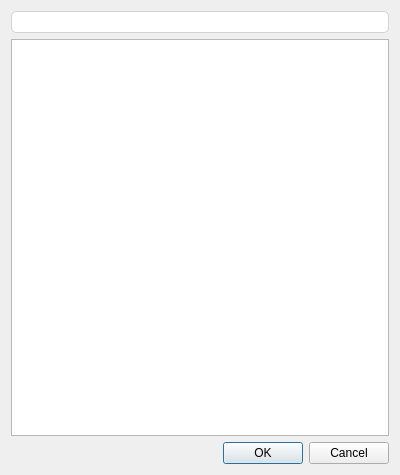
This is src/linkdialog.ui in pbek/QOwnNotes as Qt 5 draws it before an edit. The edited form follows.
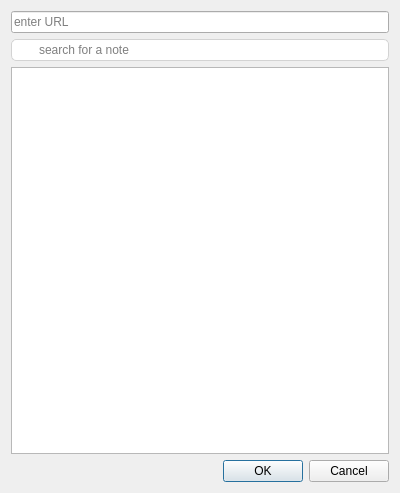
This is the edited form. Icons and pictures are not drawn.

Commit message: fixed the LinkDialog, added an url field and added some placeholder texts

The edit to the form file:
```diff
--- a/src/linkdialog.ui
+++ b/src/linkdialog.ui
@@ -7,7 +7,7 @@
     <x>0</x>
     <y>0</y>
     <width>400</width>
-    <height>475</height>
+    <height>493</height>
    </rect>
   </property>
   <property name="windowTitle">
@@ -16,6 +16,22 @@
   <layout class="QGridLayout" name="gridLayout">
    <item row="0" column="0">
     <layout class="QVBoxLayout" name="verticalLayout">
+     <item>
+      <widget class="QLineEdit" name="urlEdit">
+       <property name="statusTip">
+        <string>enter URL</string>
+       </property>
+       <property name="whatsThis">
+        <string>&lt;html&gt;&lt;head/&gt;&lt;body&gt;&lt;p&gt;enter URL&lt;/p&gt;&lt;/body&gt;&lt;/html&gt;</string>
+       </property>
+       <property name="accessibleName">
+        <string/>
+       </property>
+       <property name="placeholderText">
+        <string>enter URL</string>
+       </property>
+      </widget>
+     </item>
      <item>
       <widget class="QLineEdit" name="searchLineEdit">
        <property name="toolTip">
@@ -33,6 +49,9 @@
 }
 </string>
        </property>
+       <property name="placeholderText">
+        <string>search for a note</string>
+       </property>
       </widget>
      </item>
      <item>
```
Left out of the diff: 8 changed lines with no effect on the pictures. The commit also changes 3 other files.
